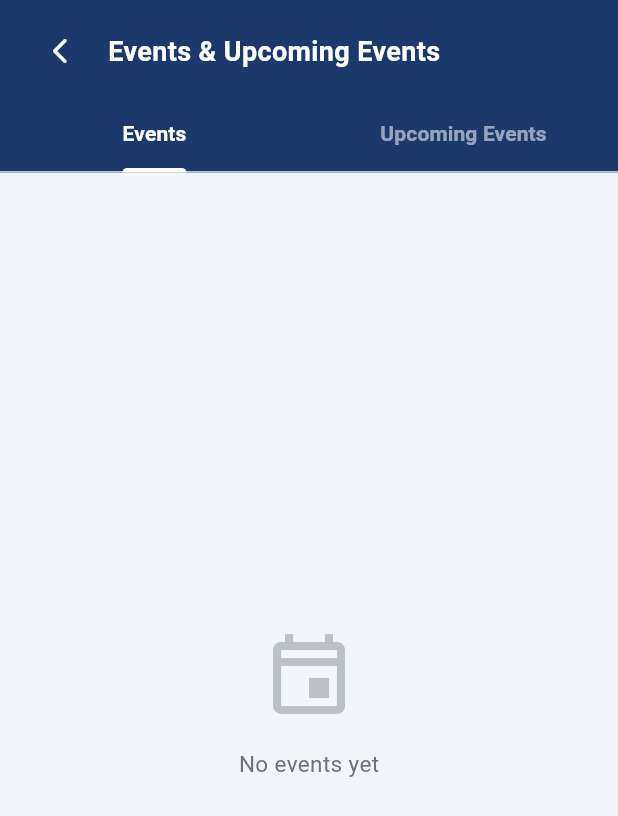
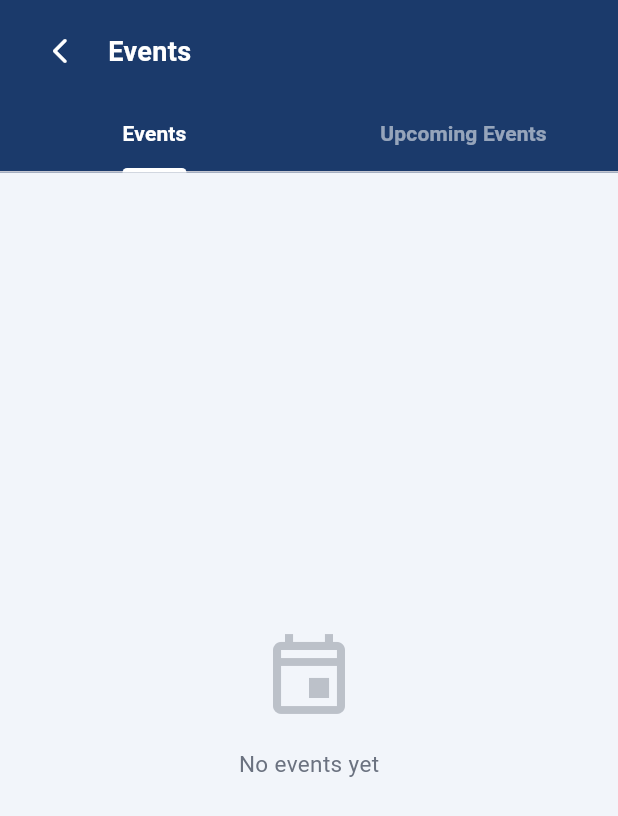
Before and after one commit to RAJ3SHJ/TempleApp, a Flutter app: the EventsScreen screen opened directly, on a phone screen of 412 x 824 dp. Shown: the top 816 px of the screen. Run offline on Flutter 3.47's test engine with Material 3 defaults, Android fonts, the phone set to English and light mode, and no system bars; our stand-ins replace cloud_firestore, firebase_auth, firebase_core, firebase_messaging, image_picker, pdf and 2 more; missing offline and left inert: dart:js_interop; accounts and stored records are empty.

Commit message:
Member events header follows tab
Co-Authored-By: Claude Sonnet 5.5 <noreply@anthropic.com>
Claude-Session: https://claude.ai/code/session_01DhebjiHj8GBhKmmCAFmVy8

```diff
--- a/lib/screens/member/events_screen.dart
+++ b/lib/screens/member/events_screen.dart
@@ -91,9 +91,13 @@ class _EventsScreenState extends State<EventsScreen>
             padding: EdgeInsets.zero,
           ),
           const SizedBox(width: 8),
-          const Text('Events & Upcoming Events',
-              style: TextStyle(fontSize: 18, fontWeight: FontWeight.w600,
-                  color: AppTheme.white)),
+          AnimatedBuilder(
+            animation: _tabController,
+            builder: (_, __) => Text(
+                _tabController.index == 0 ? 'Events' : 'Upcoming Events',
+                style: const TextStyle(fontSize: 18,
+                    fontWeight: FontWeight.w600, color: AppTheme.white)),
+          ),
         ],
       ),
     );
```
